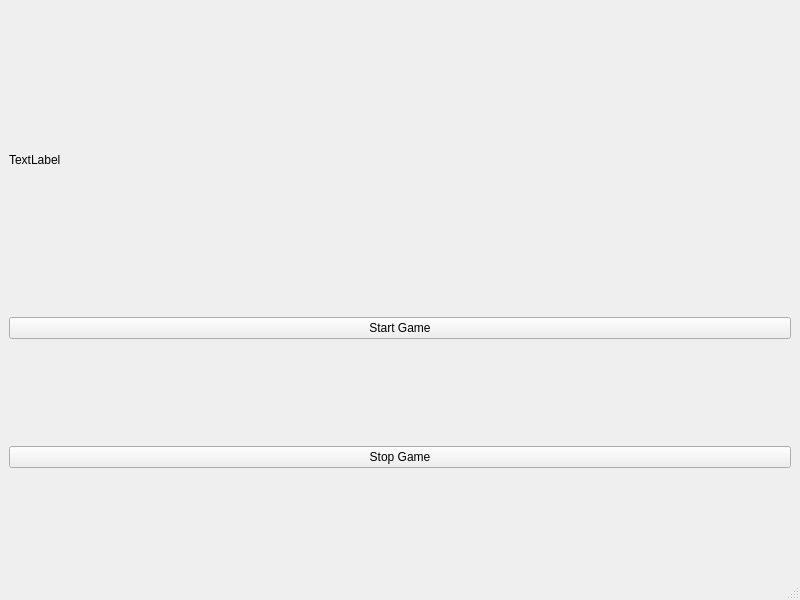
The window that TetrisGame/gameui.ui (sarazalabany/TetrisGame) describes before a commit, drawn with Qt 5.
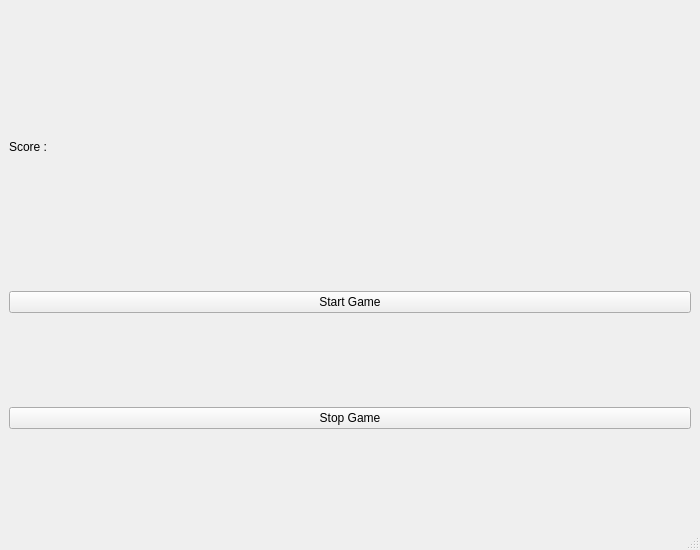
The same window after the commit.

```diff
--- a/TetrisGame/gameui.ui
+++ b/TetrisGame/gameui.ui
@@ -6,10 +6,28 @@
    <rect>
     <x>0</x>
     <y>0</y>
-    <width>800</width>
-    <height>600</height>
+    <width>700</width>
+    <height>550</height>
    </rect>
   </property>
+  <property name="sizePolicy">
+   <sizepolicy hsizetype="Fixed" vsizetype="Fixed">
+    <horstretch>0</horstretch>
+    <verstretch>0</verstretch>
+   </sizepolicy>
+  </property>
+  <property name="minimumSize">
+   <size>
+    <width>700</width>
+    <height>550</height>
+   </size>
+  </property>
+  <property name="maximumSize">
+   <size>
+    <width>700</width>
+    <height>550</height>
+   </size>
+  </property>
   <property name="windowTitle">
    <string>MainWindow</string>
   </property>
@@ -31,7 +49,7 @@
            </size>
           </property>
           <property name="text">
-           <string>TextLabel</string>
+           <string>Score :</string>
           </property>
          </widget>
         </item>
```
Left out of the diff: 8 changed lines with no effect on the pictures.
